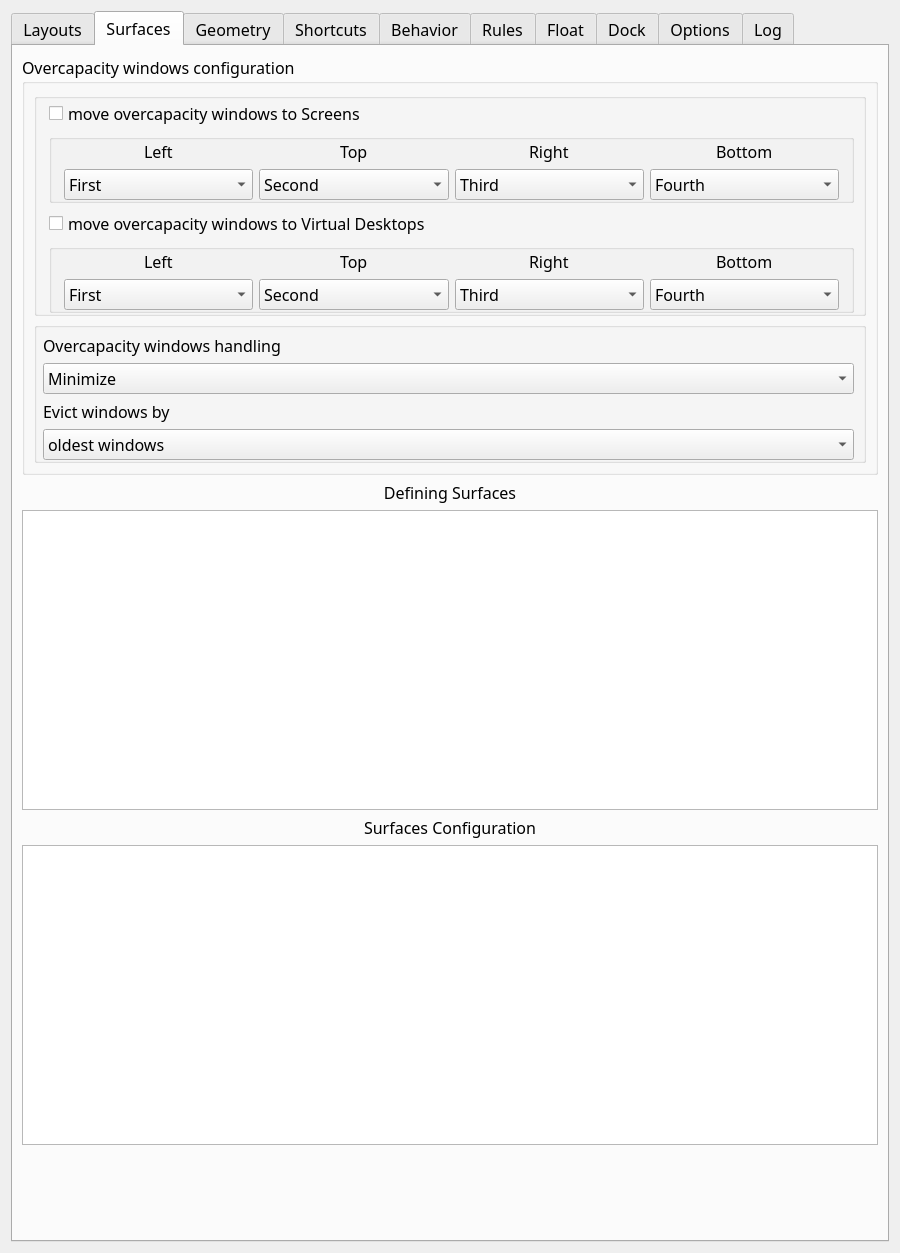
Above: res/config.ui from AndyEveritt/Krohnkite before the change. Below: the same form after it.
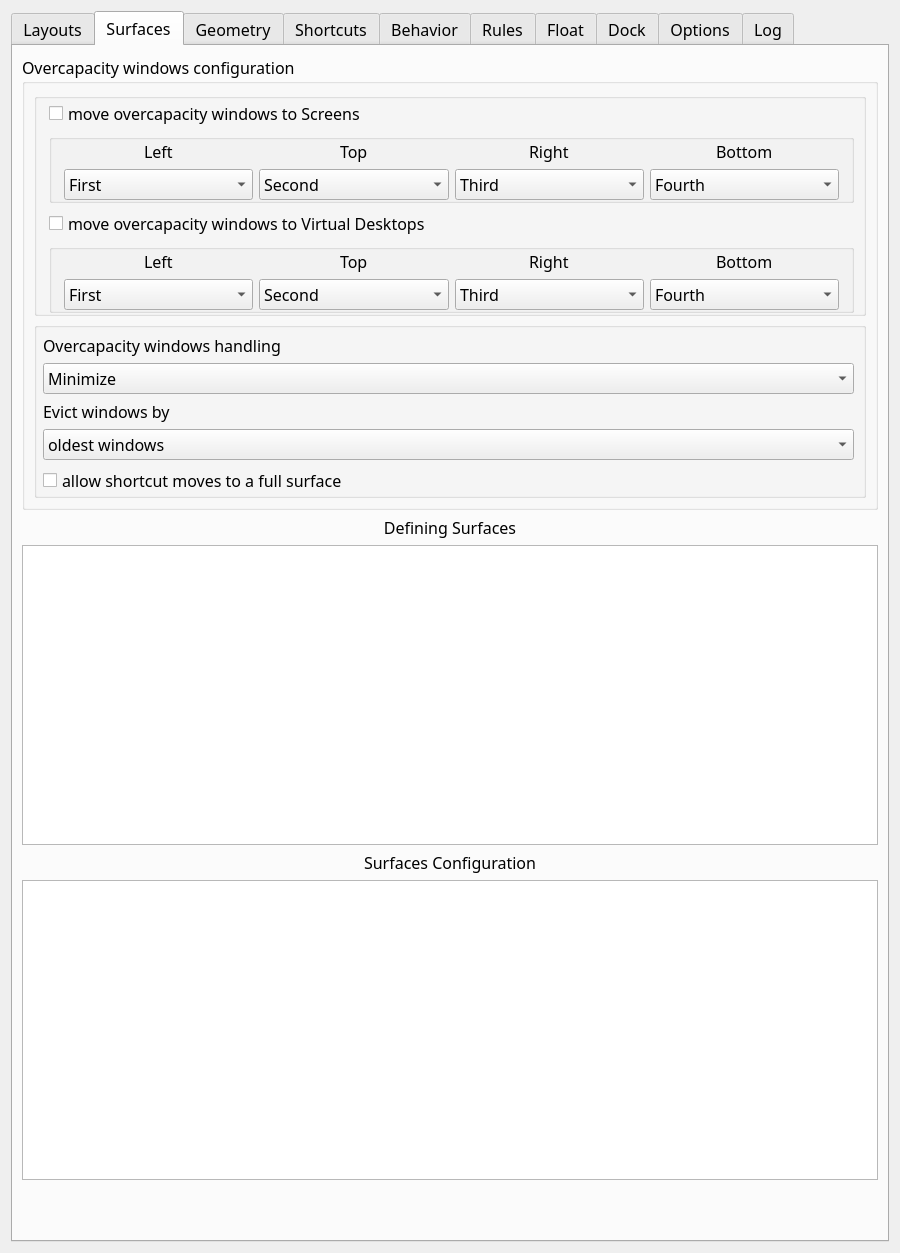
That is the form after the change. The open tabs and pages were chosen to show the change. Icons and pictures are not drawn. Custom widgets are drawn as their Qt base class.

Commit message:
feat(overcapacity): allow shortcut moves to a full surface #77
Add an opt-in setting that lets a tiled window move to a neighboring monitor even when its surface has no free slots. The moved window is protected during the target's first overcapacity pass, so the eviction policy removes another window instead. Surfaces with zero effective capacity and surfaces marked as non-overcapacity candidates still reject the move.

Automatic overcapacity relocation keeps its old behavior and never overfills a target.

Diff of the .ui file:
```diff
--- a/res/config.ui
+++ b/res/config.ui
@@ -3235,6 +3235,16 @@
                </item>
               </widget>
              </item>
+             <item>
+              <widget class="QCheckBox" name="kcfg_srfAllowShortcutMoveToFullSurface">
+               <property name="toolTip">
+                <string>The moved window stays; the overcapacity policy evicts another window.</string>
+               </property>
+               <property name="text">
+                <string>allow shortcut moves to a full surface</string>
+               </property>
+              </widget>
+             </item>
             </layout>
            </widget>
           </item>
```
The commit also changes 7 other files.
